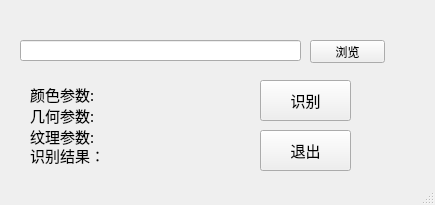
First picture: the form in demo.ui, repository StdioA/fruit, before the edit.
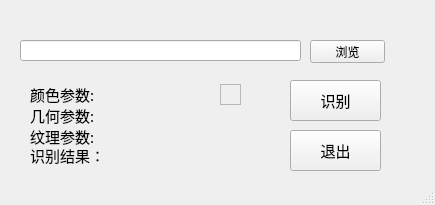
Second picture: the form after the edit.

What changed in the file:
```diff
--- a/demo.ui
+++ b/demo.ui
@@ -45,7 +45,7 @@
    <widget class="QPushButton" name="recButton">
     <property name="geometry">
      <rect>
-      <x>260</x>
+      <x>290</x>
       <y>80</y>
       <width>91</width>
       <height>41</height>
@@ -65,7 +65,7 @@
      <rect>
       <x>30</x>
       <y>80</y>
-      <width>151</width>
+      <width>231</width>
       <height>71</height>
      </rect>
     </property>
@@ -107,7 +107,7 @@
    <widget class="QPushButton" name="exitButton">
     <property name="geometry">
      <rect>
-      <x>260</x>
+      <x>290</x>
       <y>130</y>
       <width>91</width>
       <height>41</height>
@@ -122,6 +122,25 @@
      <string>退出</string>
     </property>
    </widget>
+   <widget class="QFrame" name="colorFrame">
+    <property name="geometry">
+     <rect>
+      <x>220</x>
+      <y>84</y>
+      <width>21</width>
+      <height>21</height>
+     </rect>
+    </property>
+    <property name="autoFillBackground">
+     <bool>true</bool>
+    </property>
+    <property name="frameShape">
+     <enum>QFrame::StyledPanel</enum>
+    </property>
+    <property name="frameShadow">
+     <enum>QFrame::Raised</enum>
+    </property>
+   </widget>
   </widget>
   <widget class="QStatusBar" name="statusbar"/>
  </widget>
```
